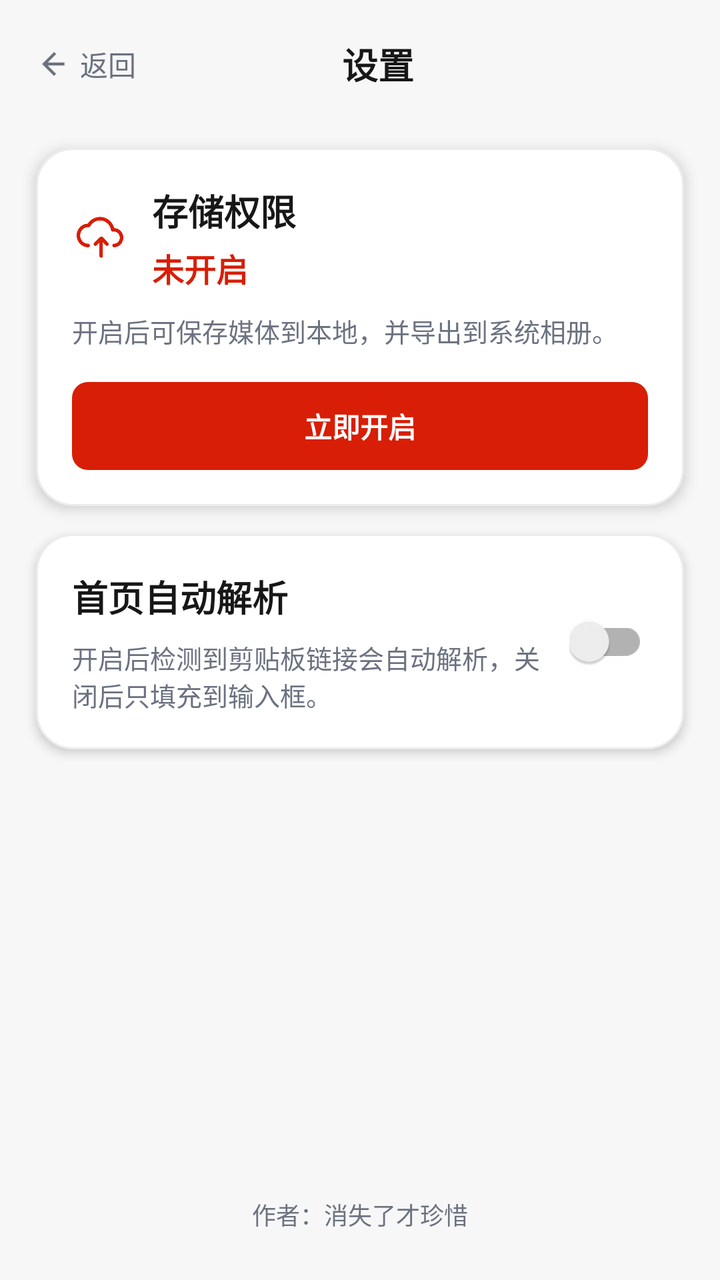
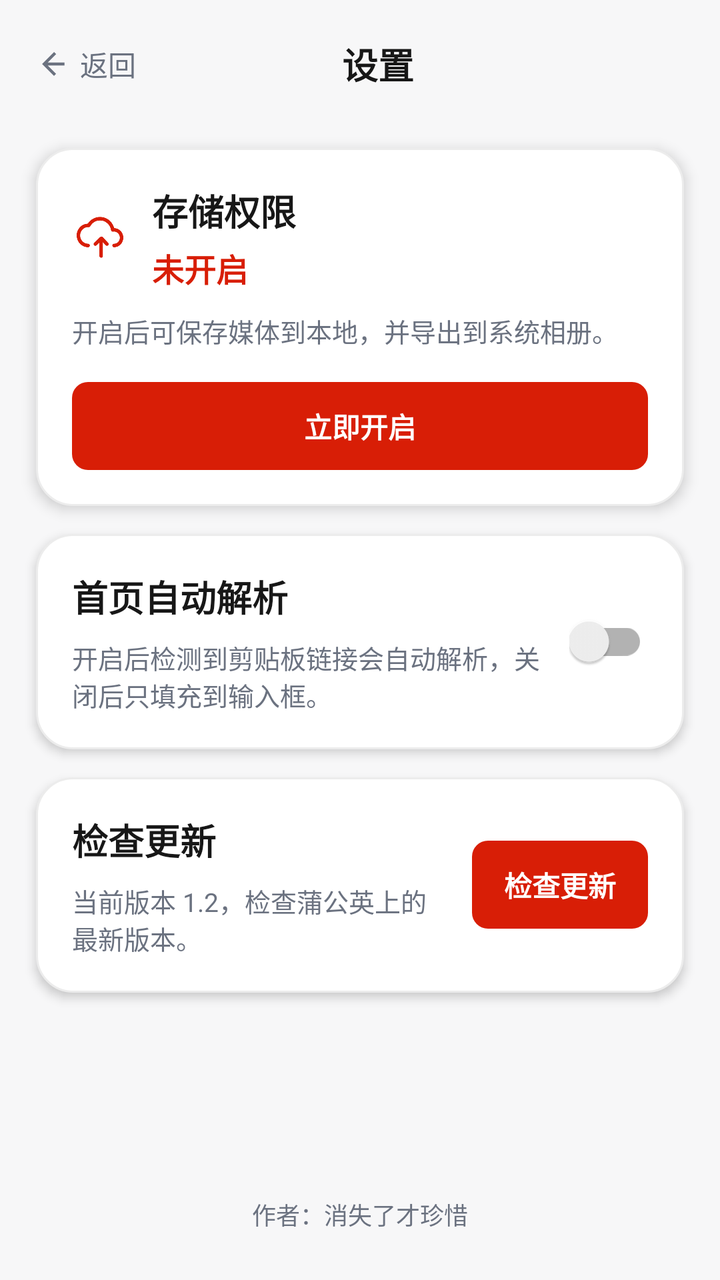

Before-and-after screenshots of an Android layout around one commit, followed by the original layout XML and the change that was made.
<!-- AndroidManifest.xml: activity theme Theme.VDownload -->
<!-- res/layout/activity_settings.xml -->
<?xml version="1.0" encoding="utf-8"?>
<LinearLayout xmlns:android="http://schemas.android.com/apk/res/android"
    xmlns:app="http://schemas.android.com/apk/res-auto"
    android:layout_width="match_parent"
    android:layout_height="match_parent"
    android:background="@color/pageBackground"
    android:orientation="vertical">

    <LinearLayout
        android:id="@+id/toolbar"
        android:layout_width="match_parent"
        android:layout_height="wrap_content"
        android:gravity="center_vertical"
        android:orientation="horizontal"
        android:paddingStart="18dp"
        android:paddingTop="12dp"
        android:paddingEnd="18dp"
        android:paddingBottom="10dp">

        <LinearLayout
            android:id="@+id/back_button"
            android:layout_width="wrap_content"
            android:layout_height="40dp"
            android:gravity="center_vertical"
            android:orientation="horizontal"
            android:paddingEnd="8dp">

            <ImageView
                android:layout_width="18dp"
                android:layout_height="18dp"
                android:contentDescription="@null"
                android:src="@drawable/ic_back_24"
                app:tint="@color/secondaryTextColor" />

            <TextView
                android:layout_width="wrap_content"
                android:layout_height="wrap_content"
                android:layout_marginStart="4dp"
                android:text="返回"
                android:textColor="@color/secondaryTextColor"
                android:textSize="14sp" />
        </LinearLayout>

        <TextView
            android:layout_width="0dp"
            android:layout_height="wrap_content"
            android:layout_weight="1"
            android:gravity="center"
            android:text="设置"
            android:textColor="@color/primaryTextColor"
            android:textSize="18sp"
            android:textStyle="bold" />

        <View
            android:layout_width="40dp"
            android:layout_height="40dp" />
    </LinearLayout>

    <LinearLayout
        android:layout_width="match_parent"
        android:layout_height="wrap_content"
        android:layout_marginHorizontal="18dp"
        android:layout_marginTop="12dp"
        android:background="@drawable/bg_surface_card_18"
        android:elevation="4dp"
        android:gravity="center_vertical"
        android:orientation="vertical"
        android:padding="18dp">

        <LinearLayout
            android:layout_width="match_parent"
            android:layout_height="wrap_content"
            android:gravity="center_vertical"
            android:orientation="horizontal">

            <ImageView
                android:layout_width="28dp"
                android:layout_height="28dp"
                android:contentDescription="@null"
                android:src="@drawable/ic_download"
                app:tint="@color/accentColor" />

            <LinearLayout
                android:layout_width="0dp"
                android:layout_height="wrap_content"
                android:layout_marginStart="12dp"
                android:layout_weight="1"
                android:orientation="vertical">

                <TextView
                    android:layout_width="wrap_content"
                    android:layout_height="wrap_content"
                    android:text="存储权限"
                    android:textColor="@color/primaryTextColor"
                    android:textSize="18sp"
                    android:textStyle="bold" />

                <TextView
                    android:id="@+id/permission_status_value"
                    android:layout_width="wrap_content"
                    android:layout_height="wrap_content"
                    android:layout_marginTop="4dp"
                    android:text="未开启"
                    android:textColor="@color/accentColor"
                    android:textSize="16sp"
                    android:textStyle="bold" />
            </LinearLayout>
        </LinearLayout>

        <TextView
            android:id="@+id/permission_status_hint"
            android:layout_width="match_parent"
            android:layout_height="wrap_content"
            android:layout_marginTop="10dp"
            android:text="开启后可保存媒体到本地，并导出到系统相册。"
            android:textColor="@color/secondaryTextColor"
            android:textSize="13sp" />

        <TextView
            android:id="@+id/permission_action_button"
            android:layout_width="match_parent"
            android:layout_height="44dp"
            android:layout_marginTop="16dp"
            android:background="@drawable/bg_accent_r4"
            android:gravity="center"
            android:text="立即开启"
            android:textColor="@color/white"
            android:textSize="14sp"
            android:textStyle="bold" />
    </LinearLayout>

    <LinearLayout
        android:layout_width="match_parent"
        android:layout_height="wrap_content"
        android:layout_marginHorizontal="18dp"
        android:layout_marginTop="14dp"
        android:background="@drawable/bg_surface_card_18"
        android:elevation="3dp"
        android:gravity="center_vertical"
        android:orientation="horizontal"
        android:padding="18dp">

        <LinearLayout
            android:layout_width="0dp"
            android:layout_height="wrap_content"
            android:layout_weight="1"
            android:orientation="vertical">

            <TextView
                android:layout_width="wrap_content"
                android:layout_height="wrap_content"
                android:text="首页自动解析"
                android:textColor="@color/primaryTextColor"
                android:textSize="18sp"
                android:textStyle="bold" />

            <TextView
                android:id="@+id/auto_parse_hint"
                android:layout_width="match_parent"
                android:layout_height="wrap_content"
                android:layout_marginTop="8dp"
                android:text="开启后检测到剪贴板链接会自动解析，关闭后只填充到输入框。"
                android:textColor="@color/secondaryTextColor"
                android:textSize="13sp" />
        </LinearLayout>

        <androidx.appcompat.widget.SwitchCompat
            android:id="@+id/auto_parse_switch"
            android:layout_width="wrap_content"
            android:layout_height="wrap_content"
            android:layout_marginStart="12dp" />
    </LinearLayout>

    <TextView
        android:layout_width="match_parent"
        android:layout_height="wrap_content"
        android:layout_marginHorizontal="18dp"
        android:layout_marginTop="0dp"
        android:layout_marginBottom="24dp"
        android:layout_weight="1"
        android:gravity="center_horizontal|bottom"
        android:text="作者：消失了才珍惜"
        android:textColor="@color/secondaryTextColor"
        android:textSize="12sp" />
</LinearLayout>
<!-- resources referenced by this layout -->
<resources>
  <color name="accentColor">#D81E06</color>
  <color name="pageBackground">#F7F7F8</color>
  <color name="primaryTextColor">#171717</color>
  <color name="secondaryTextColor">#6B7280</color>
  <color name="white">#FFFFFFFF</color>
  <!-- drawable bg_accent_r4 (drawable) -->
  <?xml version="1.0" encoding="utf-8"?>
  <shape xmlns:android="http://schemas.android.com/apk/res/android"
      android:shape="rectangle">
  
      <solid android:color="@color/accentColor" />
      <corners android:radius="8dp" />
  </shape>
  <!-- drawable bg_surface_card_18 (drawable) -->
  <?xml version="1.0" encoding="utf-8"?>
  <shape xmlns:android="http://schemas.android.com/apk/res/android" android:shape="rectangle">
      <solid android:color="@color/surfaceColor" />
      <stroke
          android:width="1dp"
          android:color="@color/surfaceBorder" />
      <corners android:radius="18dp" />
  </shape>
  <!-- drawable ic_back_24 (drawable) -->
  <?xml version="1.0" encoding="utf-8"?>
  <vector xmlns:android="http://schemas.android.com/apk/res/android"
      android:width="24dp"
      android:height="24dp"
      android:viewportWidth="24"
      android:viewportHeight="24">
      <path
          android:fillColor="@android:color/black"
          android:pathData="M19,11H7.83l5.59,-5.59L12,4l-8,8 8,8 1.41,-1.41L7.83,13H19v-2z" />
  </vector>
  <!-- drawable ic_download: png bitmap (drawable-xxhdpi, 7022 bytes) -->
  <style name="Theme.VDownload" parent="Theme.AppCompat.DayNight.NoActionBar">
          <item name="windowActionBar">false</item>
          <item name="windowNoTitle">true</item>
      </style>
  <color name="surfaceColor">#FFFFFF</color>
  <color name="surfaceBorder">#ECECEC</color>
</resources>

<!-- the commit's change to res/layout/activity_settings.xml (unified diff, before → after) -->
@@ -171,6 +171,55 @@
             android:layout_marginStart="12dp" />
     </LinearLayout>
 
+    <LinearLayout
+        android:layout_width="match_parent"
+        android:layout_height="wrap_content"
+        android:layout_marginHorizontal="18dp"
+        android:layout_marginTop="14dp"
+        android:background="@drawable/bg_surface_card_18"
+        android:elevation="3dp"
+        android:gravity="center_vertical"
+        android:orientation="horizontal"
+        android:padding="18dp">
+
+        <LinearLayout
+            android:layout_width="0dp"
+            android:layout_height="wrap_content"
+            android:layout_weight="1"
+            android:orientation="vertical">
+
+            <TextView
+                android:layout_width="wrap_content"
+                android:layout_height="wrap_content"
+                android:text="检查更新"
+                android:textColor="@color/primaryTextColor"
+                android:textSize="18sp"
+                android:textStyle="bold" />
+
+            <TextView
+                android:id="@+id/update_hint"
+                android:layout_width="match_parent"
+                android:layout_height="wrap_content"
+                android:layout_marginTop="8dp"
+                android:text="当前版本 1.2，检查蒲公英上的最新版本。"
+                android:textColor="@color/secondaryTextColor"
+                android:textSize="13sp" />
+        </LinearLayout>
+
+        <TextView
+            android:id="@+id/update_action_button"
+            android:layout_width="wrap_content"
+            android:layout_height="44dp"
+            android:layout_marginStart="12dp"
+            android:background="@drawable/bg_accent_r4"
+            android:gravity="center"
+            android:paddingHorizontal="16dp"
+            android:text="检查更新"
+            android:textColor="@color/white"
+            android:textSize="14sp"
+            android:textStyle="bold" />
+    </LinearLayout>
+
     <TextView
         android:layout_width="match_parent"
         android:layout_height="wrap_content"
